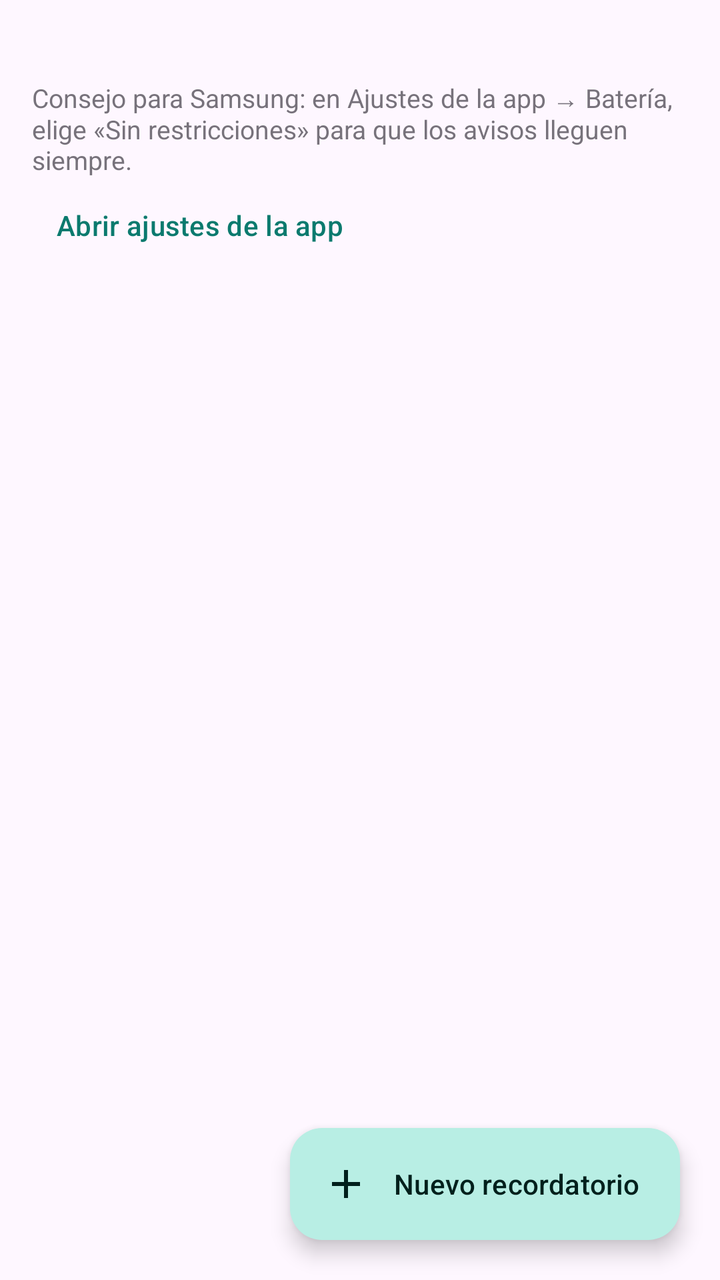
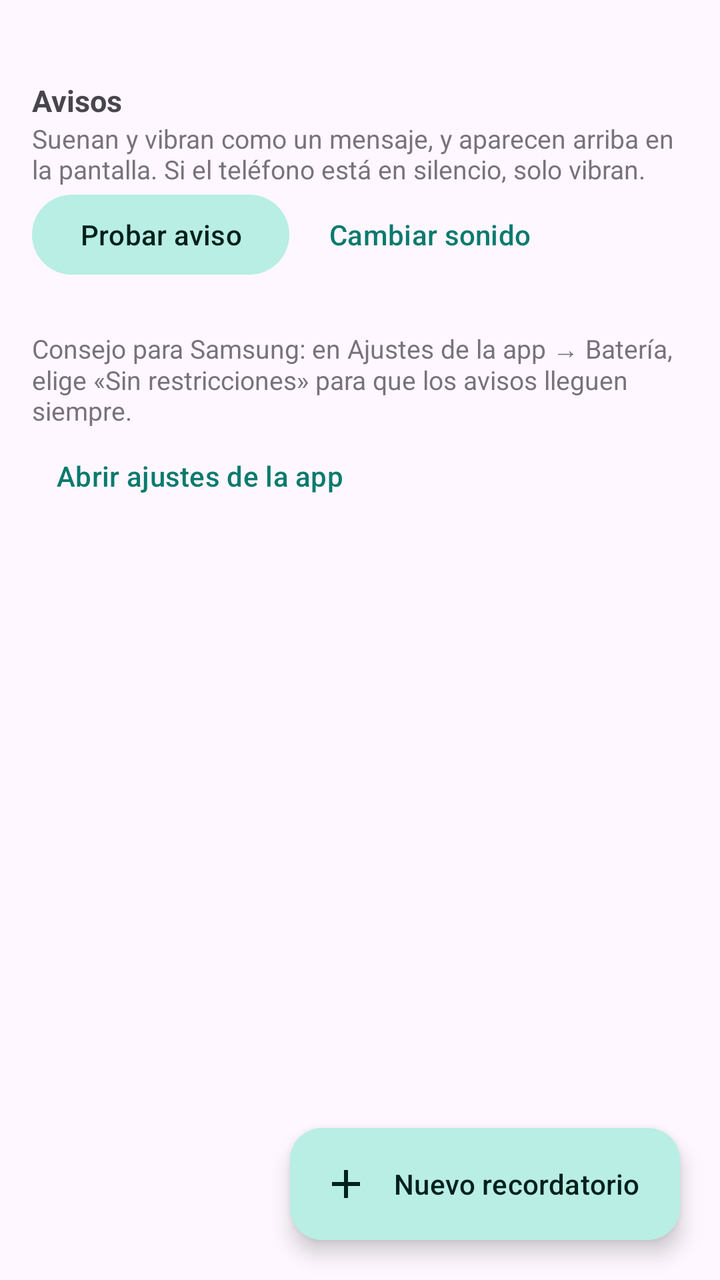

An Android layout rendered at two revisions. The XML below is the earlier revision; the diff shows what the commit changed to produce the second picture.
<!-- AndroidManifest.xml: application theme Theme.Recuerdame -->
<!-- res/layout/activity_main.xml -->
<?xml version="1.0" encoding="utf-8"?>
<FrameLayout xmlns:android="http://schemas.android.com/apk/res/android"
    xmlns:app="http://schemas.android.com/apk/res-auto"
    android:layout_width="match_parent"
    android:layout_height="match_parent"
    android:background="?android:colorBackground">

    <ScrollView
        android:layout_width="match_parent"
        android:layout_height="match_parent"
        android:clipToPadding="false"
        android:paddingBottom="96dp">

        <LinearLayout
            android:layout_width="match_parent"
            android:layout_height="wrap_content"
            android:orientation="vertical"
            android:padding="16dp">

            
            <com.google.android.material.card.MaterialCardView
                android:id="@+id/banner"
                android:layout_width="match_parent"
                android:layout_height="wrap_content"
                android:layout_marginBottom="16dp"
                android:visibility="gone"
                app:cardBackgroundColor="@color/banner_bg"
                app:cardElevation="0dp"
                app:strokeWidth="0dp">

                <LinearLayout
                    android:layout_width="match_parent"
                    android:layout_height="wrap_content"
                    android:orientation="vertical"
                    android:padding="16dp">

                    <TextView
                        android:id="@+id/banner_text"
                        android:layout_width="match_parent"
                        android:layout_height="wrap_content"
                        android:textColor="@color/banner_fg"
                        android:textSize="15sp" />

                    <com.google.android.material.button.MaterialButton
                        android:id="@+id/banner_button"
                        android:layout_width="wrap_content"
                        android:layout_height="wrap_content"
                        android:layout_marginTop="8dp" />
                </LinearLayout>
            </com.google.android.material.card.MaterialCardView>

            
            <LinearLayout
                android:id="@+id/empty_view"
                android:layout_width="match_parent"
                android:layout_height="wrap_content"
                android:gravity="center_horizontal"
                android:orientation="vertical"
                android:paddingTop="48dp"
                android:visibility="gone">

                <ImageView
                    android:layout_width="72dp"
                    android:layout_height="72dp"
                    android:contentDescription="@null"
                    android:src="@drawable/ic_pin"
                    app:tint="?attr/colorPrimary" />

                <TextView
                    android:layout_width="wrap_content"
                    android:layout_height="wrap_content"
                    android:layout_marginTop="16dp"
                    android:text="Todavía no tienes lugares"
                    android:textSize="20sp"
                    android:textStyle="bold" />

                <TextView
                    android:layout_width="wrap_content"
                    android:layout_height="wrap_content"
                    android:layout_marginTop="8dp"
                    android:gravity="center"
                    android:text="Marca un lugar en el mapa y escribe qué tienes que hacer ahí.&#10;&#10;Al llegar: «Comprar cable UTP» cuando pases por la ferretería.&#10;Al salir: «Llevar las llaves del local» cuando salgas de casa."
                    android:textSize="15sp" />
            </LinearLayout>

            <LinearLayout
                android:id="@+id/places_container"
                android:layout_width="match_parent"
                android:layout_height="wrap_content"
                android:orientation="vertical" />

            
            <TextView
                android:layout_width="match_parent"
                android:layout_height="wrap_content"
                android:layout_marginTop="24dp"
                android:alpha="0.75"
                android:text="Consejo para Samsung: en Ajustes de la app → Batería, elige «Sin restricciones» para que los avisos lleguen siempre."
                android:textSize="13sp" />

            <com.google.android.material.button.MaterialButton
                android:id="@+id/battery_button"
                style="@style/Widget.Material3.Button.TextButton"
                android:layout_width="wrap_content"
                android:layout_height="wrap_content"
                android:text="Abrir ajustes de la app" />
        </LinearLayout>
    </ScrollView>

    <com.google.android.material.floatingactionbutton.ExtendedFloatingActionButton
        android:id="@+id/fab_add"
        android:layout_width="wrap_content"
        android:layout_height="wrap_content"
        android:layout_gravity="bottom|end"
        android:layout_margin="20dp"
        android:text="Nuevo recordatorio"
        app:icon="@drawable/ic_add" />
</FrameLayout>
<!-- resources referenced by this layout -->
<resources>
  <color name="banner_bg">#FFF1D6</color>
  <color name="banner_fg">#4A3200</color>
  <!-- drawable ic_add (drawable) -->
  <?xml version="1.0" encoding="utf-8"?>
  <vector xmlns:android="http://schemas.android.com/apk/res/android" android:width="24dp" android:height="24dp" android:viewportWidth="24" android:viewportHeight="24" android:tint="?attr/colorControlNormal">
      <path android:fillColor="@android:color/white" android:pathData="M19,13h-6v6h-2v-6H5v-2h6V5h2v6h6v2z"/>
  </vector>
  <!-- drawable ic_pin (drawable) -->
  <?xml version="1.0" encoding="utf-8"?>
  <vector xmlns:android="http://schemas.android.com/apk/res/android" android:width="24dp" android:height="24dp" android:viewportWidth="24" android:viewportHeight="24" android:tint="?attr/colorControlNormal">
      <path android:fillColor="@android:color/white" android:pathData="M12,2C8.13,2 5,5.13 5,9c0,5.25 7,13 7,13s7,-7.75 7,-13c0,-3.87 -3.13,-7 -7,-7zM12,11.5c-1.38,0 -2.5,-1.12 -2.5,-2.5s1.12,-2.5 2.5,-2.5 2.5,1.12 2.5,2.5 -1.12,2.5 -2.5,2.5z"/>
  </vector>
  <style name="Theme.Recuerdame" parent="Theme.Material3.DayNight">
          <item name="colorPrimary">@color/brand</item>
          <item name="colorOnPrimary">@color/brand_on</item>
          <item name="colorPrimaryContainer">@color/brand_container</item>
          <item name="colorOnPrimaryContainer">@color/brand_on_container</item>
          <item name="colorSecondaryContainer">@color/brand_container</item>
          <item name="colorOnSecondaryContainer">@color/brand_on_container</item>
      </style>
  <color name="brand">#0B7A6E</color>
  <color name="brand_on">#FFFFFF</color>
  <color name="brand_container">#B8EEE4</color>
  <color name="brand_on_container">#00201C</color>
</resources>

<!-- the commit's change to res/layout/activity_main.xml (unified diff, before → after) -->
@@ -79,7 +79,7 @@
                     android:layout_height="wrap_content"
                     android:layout_marginTop="8dp"
                     android:gravity="center"
-                    android:text="Marca un lugar en el mapa y escribe qué tienes que hacer ahí.&#10;&#10;Al llegar: «Comprar cable UTP» cuando pases por la ferretería.&#10;Al salir: «Llevar las llaves del local» cuando salgas de casa."
+                    android:text="Marca un lugar en el mapa y escribe qué tienes que hacer ahí.&#10;&#10;Al llegar: «Comprar pan y leche» cuando pases por el supermercado.&#10;Al salir: «No olvidar el cargador» cuando salgas de casa."
                     android:textSize="15sp" />
             </LinearLayout>
 
@@ -88,6 +88,43 @@
                 android:layout_width="match_parent"
                 android:layout_height="wrap_content"
                 android:orientation="vertical" />
+
+            
+            <TextView
+                android:layout_width="match_parent"
+                android:layout_height="wrap_content"
+                android:layout_marginTop="24dp"
+                android:text="Avisos"
+                android:textSize="15sp"
+                android:textStyle="bold" />
+
+            <TextView
+                android:layout_width="match_parent"
+                android:layout_height="wrap_content"
+                android:alpha="0.75"
+                android:text="Suenan y vibran como un mensaje, y aparecen arriba en la pantalla. Si el teléfono está en silencio, solo vibran."
+                android:textSize="13sp" />
+
+            <LinearLayout
+                android:layout_width="match_parent"
+                android:layout_height="wrap_content"
+                android:orientation="horizontal">
+
+                <com.google.android.material.button.MaterialButton
+                    android:id="@+id/test_button"
+                    style="@style/Widget.Material3.Button.TonalButton"
+                    android:layout_width="wrap_content"
+                    android:layout_height="wrap_content"
+                    android:text="Probar aviso" />
+
+                <com.google.android.material.button.MaterialButton
+                    android:id="@+id/sound_button"
+                    style="@style/Widget.Material3.Button.TextButton"
+                    android:layout_width="wrap_content"
+                    android:layout_height="wrap_content"
+                    android:layout_marginStart="8dp"
+                    android:text="Cambiar sonido" />
+            </LinearLayout>
 
             
             <TextView
